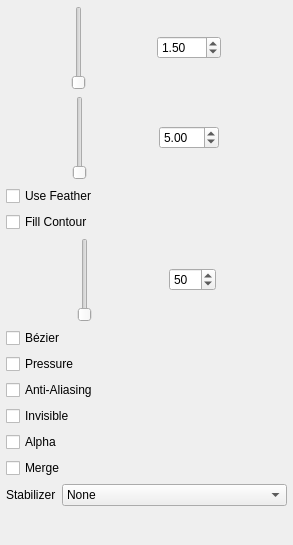
Before: the Qt Designer form app/ui/tooloptions.ui in pencil2d/pencil, drawn with Qt 5.
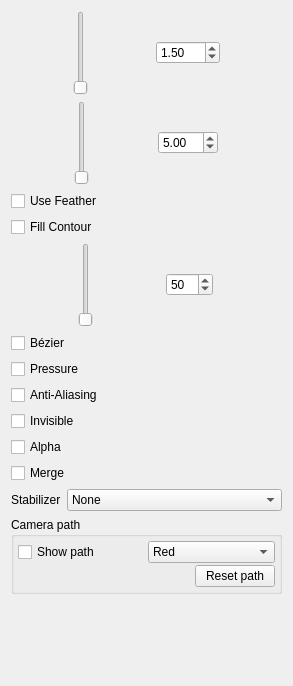
After: the same form once the commit is applied. Custom widgets are drawn as their Qt base class.

```diff
--- a/app/ui/tooloptions.ui
+++ b/app/ui/tooloptions.ui
@@ -7,26 +7,14 @@
     <x>0</x>
     <y>0</y>
     <width>293</width>
-    <height>545</height>
+    <height>686</height>
    </rect>
   </property>
   <property name="windowTitle">
    <string>Form</string>
   </property>
-  <layout class="QGridLayout" name="gridLayout">
-   <property name="leftMargin">
-    <number>6</number>
-   </property>
-   <property name="topMargin">
-    <number>6</number>
-   </property>
-   <property name="rightMargin">
-    <number>6</number>
-   </property>
-   <property name="bottomMargin">
-    <number>6</number>
-   </property>
-   <item row="0" column="0" rowspan="2" colspan="2">
+  <layout class="QVBoxLayout" name="verticalLayout_3">
+   <item>
     <widget class="QScrollArea" name="scrollArea">
      <property name="frameShape">
       <enum>QFrame::NoFrame</enum>
@@ -42,8 +30,8 @@
        <rect>
         <x>0</x>
         <y>0</y>
-        <width>281</width>
-        <height>533</height>
+        <width>271</width>
+        <height>664</height>
        </rect>
       </property>
       <layout class="QVBoxLayout" name="verticalLayout">
@@ -283,6 +271,94 @@
          </item>
         </layout>
        </item>
+       <item>
+        <widget class="QGroupBox" name="cameraPathGroupBox">
+         <property name="title">
+          <string>Camera path</string>
+         </property>
+         <layout class="QVBoxLayout" name="verticalLayout_2">
+          <property name="spacing">
+           <number>2</number>
+          </property>
+          <property name="leftMargin">
+           <number>4</number>
+          </property>
+          <property name="topMargin">
+           <number>4</number>
+          </property>
+          <property name="rightMargin">
+           <number>4</number>
+          </property>
+          <property name="bottomMargin">
+           <number>4</number>
+          </property>
+          <item>
+           <layout class="QHBoxLayout" name="horizontalLayout_5">
+            <item>
+             <widget class="QCheckBox" name="showCameraPathCheckBox">
+              <property name="text">
+               <string>Show path</string>
+              </property>
+             </widget>
+            </item>
+            <item>
+             <widget class="QComboBox" name="pathColorComboBox">
+              <item>
+               <property name="text">
+                <string>Red</string>
+               </property>
+              </item>
+              <item>
+               <property name="text">
+                <string>Blue</string>
+               </property>
+              </item>
+              <item>
+               <property name="text">
+                <string>Green</string>
+               </property>
+              </item>
+              <item>
+               <property name="text">
+                <string>Black</string>
+               </property>
+              </item>
+              <item>
+               <property name="text">
+                <string>White</string>
+               </property>
+              </item>
+             </widget>
+            </item>
+           </layout>
+          </item>
+          <item>
+           <layout class="QHBoxLayout" name="horizontalLayout_6">
+            <item>
+             <spacer name="horizontalSpacer">
+              <property name="orientation">
+               <enum>Qt::Horizontal</enum>
+              </property>
+              <property name="sizeHint" stdset="0">
+               <size>
+                <width>40</width>
+                <height>20</height>
+               </size>
+              </property>
+             </spacer>
+            </item>
+            <item>
+             <widget class="QPushButton" name="btnResetPath">
+              <property name="text">
+               <string>Reset path</string>
+              </property>
+             </widget>
+            </item>
+           </layout>
+          </item>
+         </layout>
+        </widget>
+       </item>
        <item>
         <spacer name="verticalSpacer">
          <property name="orientation">
```
